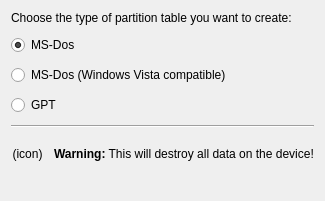
KDE/partitionmanager, file src/gui/createpartitiontablewidgetbase.ui: the form before one commit.
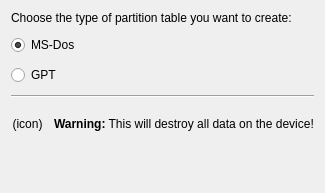
The form after the commit.

Patch:
```diff
--- a/src/gui/createpartitiontablewidgetbase.ui
+++ b/src/gui/createpartitiontablewidgetbase.ui
@@ -25,7 +25,7 @@
     </widget>
    </item>
    <item>
-    <layout class="QVBoxLayout" name="verticalLayout" stretch="0,0,0">
+    <layout class="QVBoxLayout" name="verticalLayout" stretch="0,0">
      <item>
       <widget class="QRadioButton" name="m_RadioMSDOS">
        <property name="text">
@@ -36,13 +36,6 @@
        </property>
       </widget>
      </item>
-     <item>
-      <widget class="QRadioButton" name="m_RadioMSDOSVista">
-       <property name="text">
-        <string>MS-Dos (Windows Vista compatible)</string>
-       </property>
-      </widget>
-     </item>
      <item>
       <widget class="QRadioButton" name="m_RadioGPT">
        <property name="text">
```
